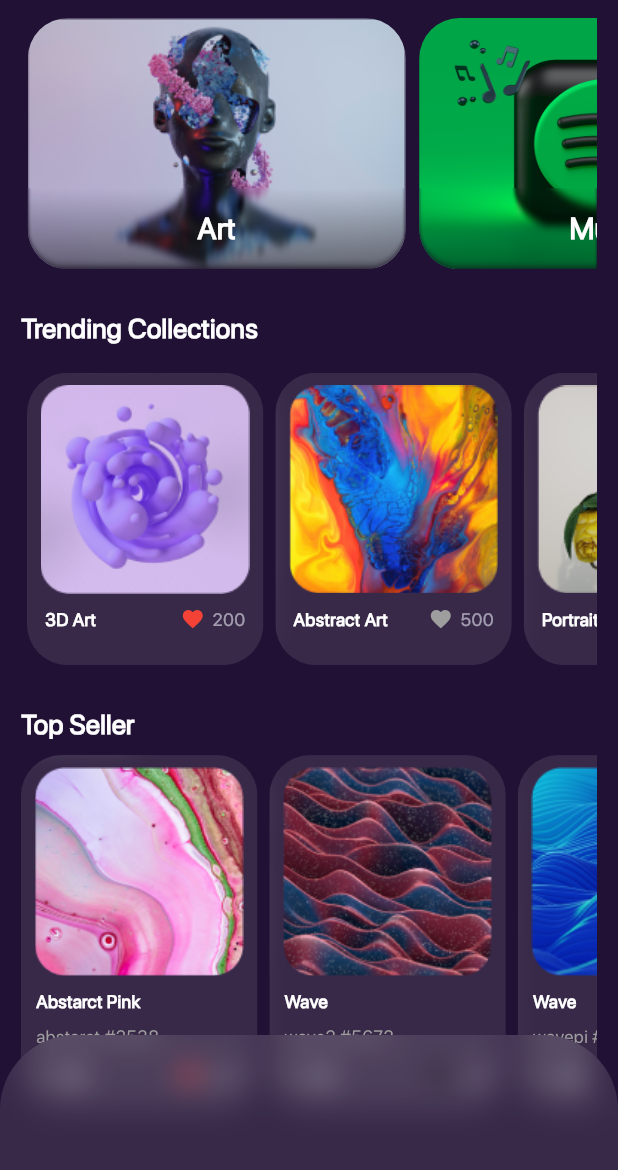
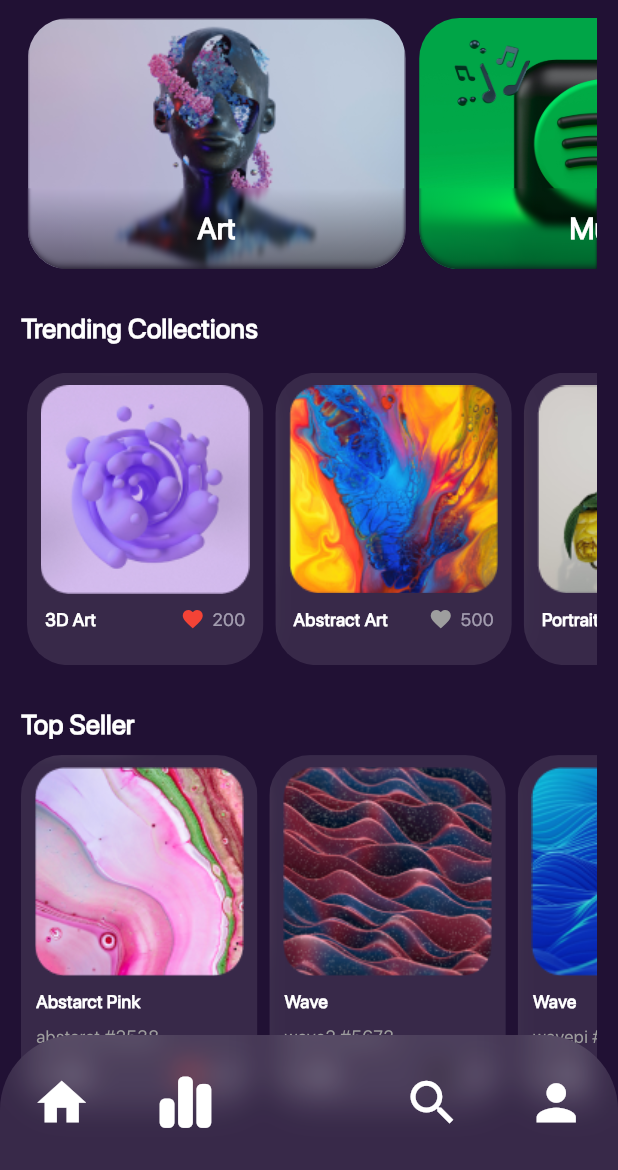
Before and after one commit to Hishamk99/mini-market-place, a Flutter app: the HomePage screen opened by its route, on a phone screen of 412 x 824 dp, the part 66-1236 px from its top. Run offline on Flutter 3.47's test engine with Material 3 defaults, Android fonts, the phone set to English and light mode, and no system bars; our stand-ins replace font_awesome_flutter.

Commit message:
design bottomNavigationBar part 2

```diff
--- a/lib/features/home/presentation/views/home_page.dart
+++ b/lib/features/home/presentation/views/home_page.dart
@@ -1,6 +1,7 @@
 import 'dart:ui';
 
 import 'package:flutter/material.dart';
+import 'package:font_awesome_flutter/font_awesome_flutter.dart';
 import 'package:mini_nft_marketplace_app/constant.dart';
 import 'package:mini_nft_marketplace_app/core/resources/strings_manager.dart';
 import 'package:mini_nft_marketplace_app/core/resources/styles.dart';
@@ -38,31 +39,35 @@ class _HomePageState extends State<HomePage> {
             child: Container(
               color: Colors.white.withOpacity(.1),
               height: 90,
+              child: const Row(
+                mainAxisAlignment: MainAxisAlignment.spaceAround,
+                children: [
+                  Icon(
+                    Icons.home,
+                    size: 39,
+                    color: Colors.white,
+                  ),
+                  Icon(
+                    FontAwesomeIcons.chartSimple,
+                    size: 39,
+                    color: Colors.white,
+                  ),
+                  SizedBox(width: 39),
+                  Icon(
+                    Icons.search,
+                    size: 39,
+                    color: Colors.white,
+                  ),
+                  Icon(
+                    Icons.person,
+                    size: 39,
+                    color: Colors.white,
+                  ),
+                ],
+              ),
             ),
           ),
         ),
-        // bottomNavigationBar: BottomNavigationBar(
-        //   onTap: (value) {
-        //     index = value;
-        //     setState(() {});
-        //   },
-        //   currentIndex: index,
-        //   selectedItemColor: Colors.red,
-        //   items: const [
-        //     BottomNavigationBarItem(
-        //       icon: Icon(Icons.home),
-        //       label: 'home',
-        //     ),
-        //     BottomNavigationBarItem(
-        //       icon: Icon(Icons.search),
-        //       label: 'search',
-        //     ),
-        //     BottomNavigationBarItem(
-        //       icon: Icon(Icons.person),
-        //       label: 'person',
-        //     )
-        //   ],
-        // ),
         backgroundColor: kPrimaryColor,
         appBar: AppBar(
           title: Text(
--- a/pubspec.yaml
+++ b/pubspec.yaml
@@ -35,6 +35,7 @@ dependencies:
   # The following adds the Cupertino Icons font to your application.
   # Use with the CupertinoIcons class for iOS style icons.
   cupertino_icons: ^1.0.6
+  font_awesome_flutter: ^10.7.0
 
 dev_dependencies:
   flutter_test:
```
Also changed, not shown: pubspec.lock.
